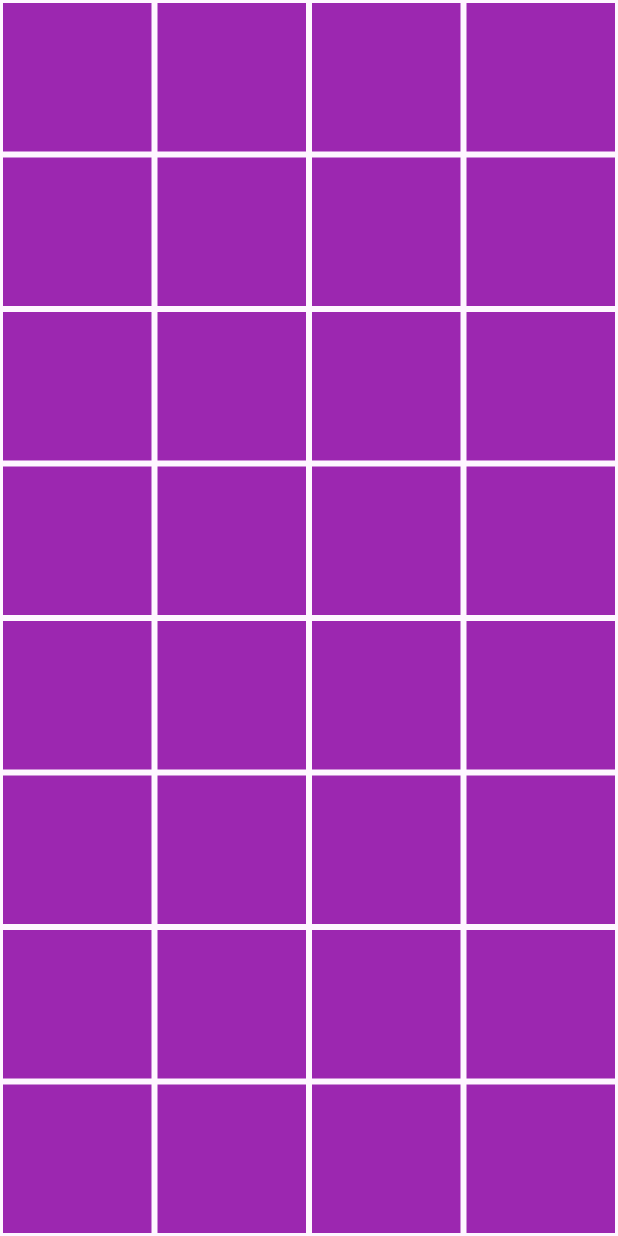
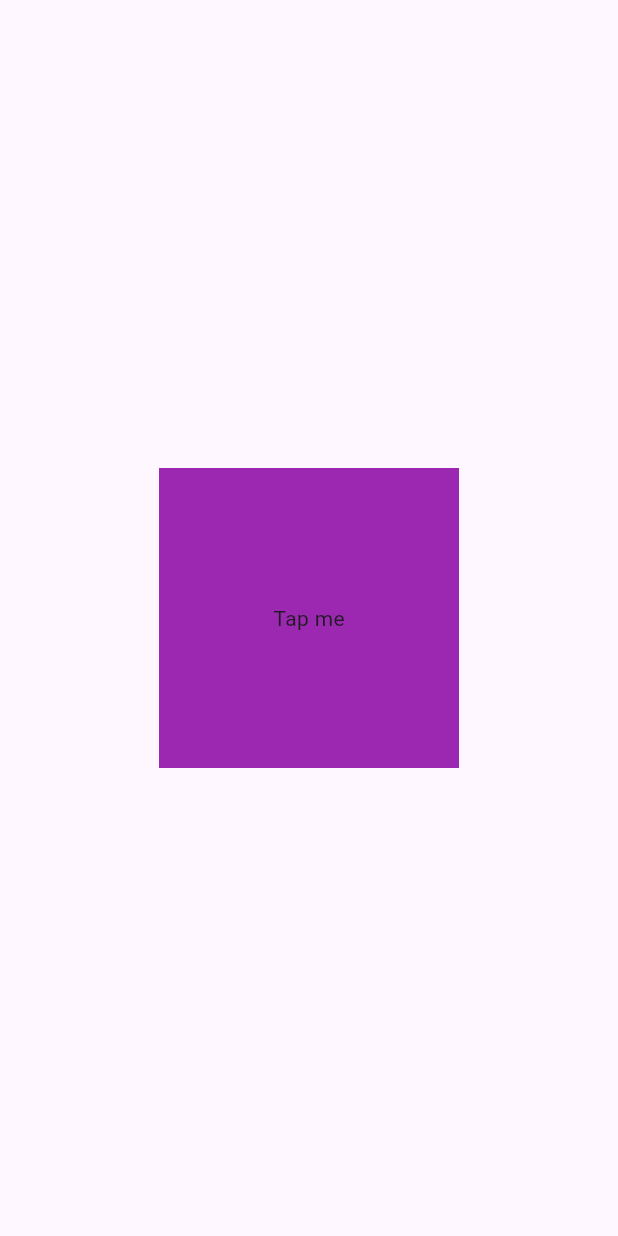
Before and after one commit to Shadislam1/flutter_Uiux, a Flutter app: the screen it shows after launch, on a phone screen of 412 x 824 dp. Run offline on Flutter 3.47's test engine with Material 3 defaults, Android fonts, the light colour scheme and no system bars.

Commit message:
tab able funtion and complate

```diff
--- a/flutter_uiux/lib/main.dart
+++ b/flutter_uiux/lib/main.dart
@@ -10,65 +10,31 @@ void main() {
 class MyApp extends StatelessWidget {
   MyApp({super.key});
 
-
-
-
-List names = ['shad', 'pro', 'noob'];
+  //function and method
+  void userTab(){
+    print('user tapped');
+  }
 
   @override
   Widget build(BuildContext context) {
     return  MaterialApp(
       debugShowCheckedModeBanner: false,
       home: Scaffold(
-        //backgroundColor: Colors.purple[200],
-       //in this section  appbar menu we add icon using leading button
-       //more icon we use action[] the in action
-      /*  appBar: AppBar(
-          backgroundColor: Colors.deepPurple,
-          title: Text('My App Bar'),
-          elevation: 0,
-          leading:Icon(Icons.menu) ,
-          actions: [
-            IconButton(
-              onPressed: (){},
-               icon: Icon(Icons.logout),
-               ),
-          ],
-        ),
-        */
-        //list veiw is scrollable and much batter
-        body:GridView.builder(
-          itemCount: 64,
-          gridDelegate:
-          //how many rows
-          SliverGridDelegateWithFixedCrossAxisCount(crossAxisCount: 4),
-           itemBuilder: (context, index)=>Container(
-            color: Colors.purple,
-            margin: EdgeInsets.all(2),
-           )),
 
 
-        /* ListView(
-          scrollDirection: Axis.horizontal,
-          children: <Widget>[
-            Container(
-              color: Colors.deepPurple[200],
-              width: 350,
+      body: Center(
+        child: GestureDetector(
+          onTap:userTab,
+          child: Container(
 
+
+          width: 200,
+          height: 200,
+          color: Colors.purple,
+          child: Center(child: Text("Tap me")),
             ),
-
-             Container(
-               color: Colors.deepPurple,
-               width: 350,
-
-             ),
-              Container(
-               color: Colors.deepPurple[300],
-               width: 350,
-
-              ),
-          ]
-          ),*/
+        ),
+      ),
 
         ),
       );
```
